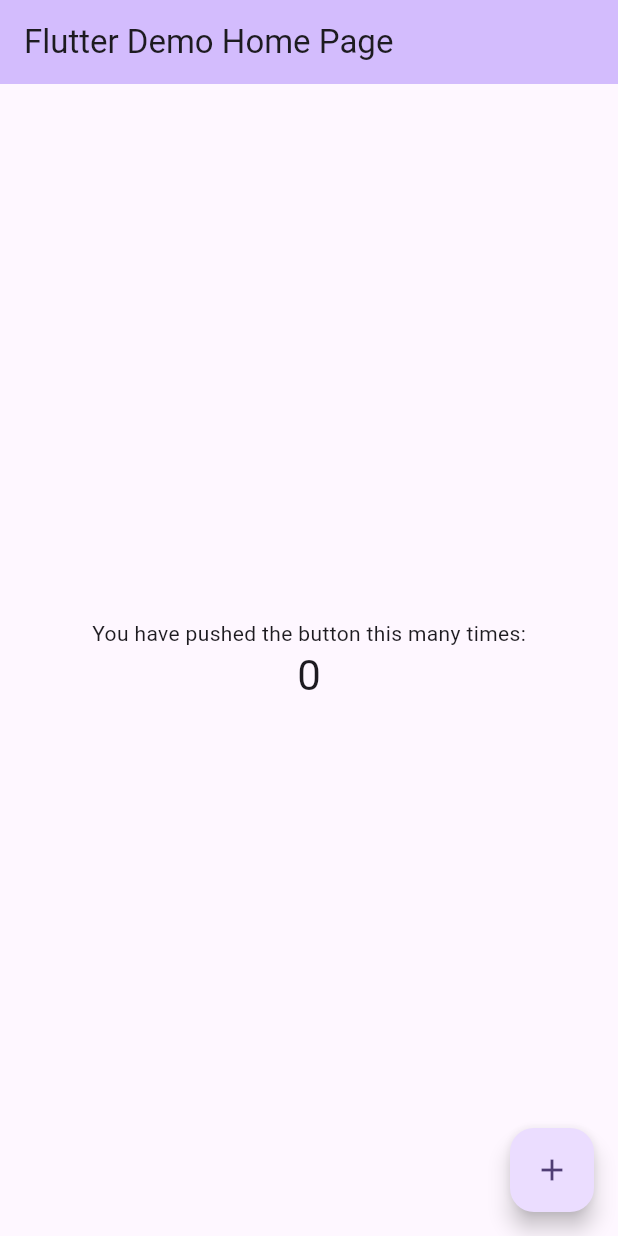
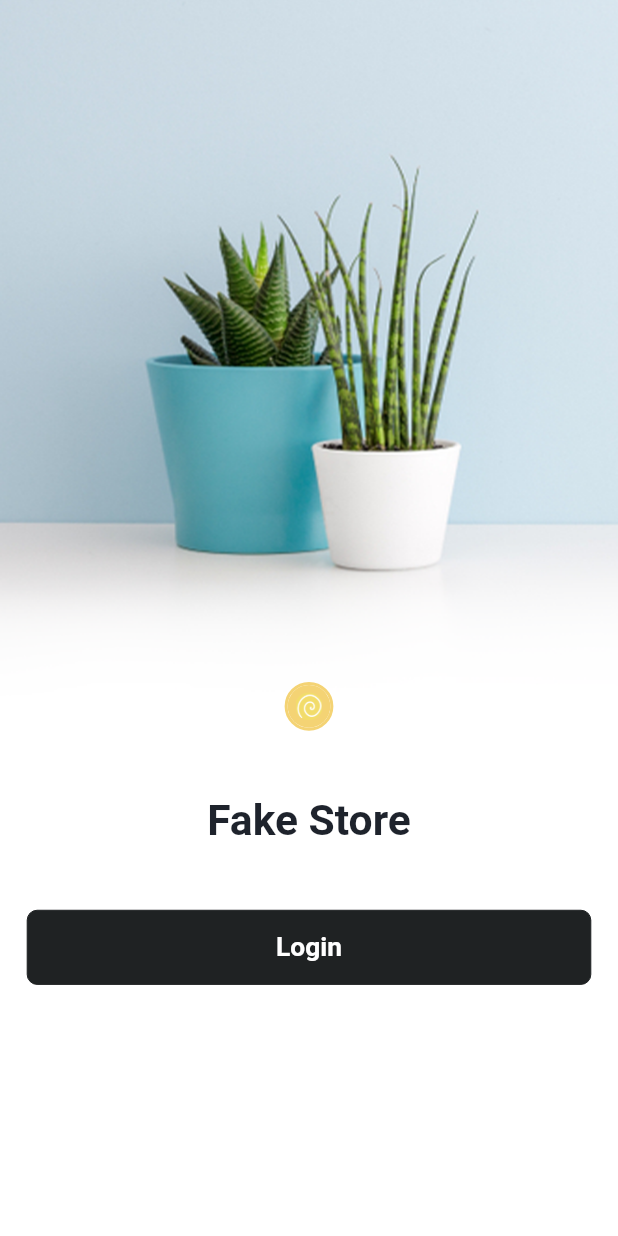
Before and after one commit to tolossamuel/E-Commerce-App, a Flutter app: the screen it shows after launch, on a phone screen of 412 x 824 dp. Run offline on Flutter 3.47's test engine with Material 3 defaults, Android fonts, the phone set to English and light mode, and no system bars; our stand-ins replace dartz, equatable, flutter_bloc, go_router, internet_connection_checker, shared_preferences; Roboto replaces fonts that are missing (Urbanist).

Commit message:
start page

```diff
--- a/ecommerce/lib/core/color/const_color.dart
+++ b/ecommerce/lib/core/color/const_color.dart
@@ -14,5 +14,5 @@ class ConstColor {
   static Color textDark = Color(0xff1E232C);
   static Color textWhite = Color(0xffF8F7FA);
   static Color smallTextColor = Color(0x80000000);
-
+  static Color white = Color(0xffffffff);
 }
--- a/ecommerce/lib/core/component/custom_button.dart
+++ b/ecommerce/lib/core/component/custom_button.dart
@@ -4,24 +4,32 @@ import 'package:flutter/widgets.dart';
 
 class CustomButton extends StatelessWidget{
   final double width;
-  final double height;
+
   final Color color;
   final double radies;
   final double borderWidth;
   final Color? borderColor;
   final Widget child;
   final VoidCallback? onTap;
+  final double topPadding;
+  final double bottomPadding;
+  final double leftPadding;
+  final double rightPadding;
 
   const CustomButton({
     super.key,
     required this.width,
-    required this.height,
+
     required this.color,
     required this.child,
     this.onTap,
     this.borderWidth = 0,
     this.borderColor,
-    this.radies = 0
+    this.radies = 0,
+    this.topPadding = 0,
+    this.bottomPadding = 0,
+    this.leftPadding = 0,
+    this.rightPadding = 0,
   });
 
   @override
@@ -30,7 +38,8 @@ class CustomButton extends StatelessWidget{
       onTap:  onTap,
       child: Container(
         width: width,
-        height:  height,
+
+        padding: EdgeInsets.only(top: topPadding, left: leftPadding, right: rightPadding, bottom: bottomPadding),
         decoration: BoxDecoration(
           color: color,
           borderRadius: BorderRadius.circular(radies),
--- a/ecommerce/lib/core/component/custom_text.dart
+++ b/ecommerce/lib/core/component/custom_text.dart
@@ -30,7 +30,8 @@ class CustomText extends StatelessWidget{
         fontSize: size,
         fontWeight: fontWeight,
         fontFamily: fontFamily,
-        color: color
+        color: color,
+        decoration: TextDecoration.none
       ),
     );
   }
--- /dev/null
+++ b/ecommerce/lib/feature/auth/presentation/ui/screen/start_screen.dart
@@ -0,0 +1,129 @@
+import 'dart:math';
+
+import 'package:ecommerce/core/color/const_color.dart';
+import 'package:ecommerce/core/component/custom_button.dart';
+import 'package:ecommerce/core/component/custom_text.dart';
+import 'package:ecommerce/core/size/responsive_size.dart';
+import 'package:flutter/material.dart';
+
+class StartScreen extends StatelessWidget {
+  const StartScreen({super.key});
+
+  @override
+  Widget build(BuildContext context) {
+    final width = MediaQuery.of(context).size.width;
+    final height = MediaQuery.of(context).size.height;
+    return SizedBox(
+      width: width,
+      height: height,
+      child: Stack(
+        children: [
+          SizedBox(
+            width: width,
+            height: height,
+            child: Image.asset(
+              "lib/assets/images/backGround.png",
+              fit: BoxFit.fill,
+            ),
+          ),
+          Positioned(
+            top: heightSize(height, 812, 448),
+
+            child: SizedBox(
+              width: width,
+              child: Center(
+                child: Container(
+                  width: min(widthSize(width, 735, 58), heightSize(height, 735, 58)),
+                  height: min(widthSize(width, 735, 58), heightSize(height, 735, 58)),
+                  decoration: BoxDecoration(
+                    color: ConstColor.white,
+                    border: Border.all(color: ConstColor.lightYellow, width: 2),
+                    shape: BoxShape.circle,
+                  ),
+                  child: Center(
+                    child: Container(
+                      padding: EdgeInsets.all(5),
+                      width: min(widthSize(width, 735, 52), heightSize(height, 735, 52)),
+                      height: min(widthSize(width, 735, 52), heightSize(height, 735, 52)),
+                      decoration: BoxDecoration(
+                        color: ConstColor.lightYellow,
+
+                        shape: BoxShape.circle,
+                      ),
+                      child: ClipOval(
+                        child: Center(
+                          child: Image.asset(
+                            "lib/assets/images/logo.png",
+                            width: widthSize(
+                              width,
+                              735,
+                              30,
+                            ), // match parent container size
+                            height: widthSize(width, 735, 40),
+                            fit: BoxFit.fill,
+                          ),
+                        ),
+                      ),
+                    ),
+                  ),
+                ),
+              ),
+            ),
+          ),
+          Positioned(
+            top: heightSize(height, 812, 523),
+
+            child: SizedBox(
+              width: width,
+              child: Center(
+                child: CustomButton(
+                  width: widthSize(width, 375, 133) ,
+
+                  color: Colors.transparent,
+
+                  child: Center(
+                    child: CustomText(
+                      color: ConstColor.textDark,
+                      text: "Fake Store",
+                      size: min(widthSize(width, 375, 28), heightSize(height, 812, 28)),
+                      fontFamily: "Urbanist",
+                      fontWeight: FontWeight.w600,
+
+                      ),
+                  )),
+              ),
+            ),
+          ),
+          Positioned(
+            top: heightSize(height, 812, 598),
+
+            child: SizedBox(
+              width: width,
+              child: Center(
+                child: CustomButton(
+                  width: widthSize(width, 375, 342) ,
+                  topPadding: heightSize(height, 812, 14),
+                  bottomPadding: heightSize(height, 812, 14),
+                  leftPadding: widthSize(width, 375, 24),
+                  rightPadding: widthSize(width, 375, 24),
+                  color: ConstColor.blackButton,
+                  radies: widthSize(width, 375, 6),
+
+                  child: Center(
+                    child: CustomText(
+                      color: ConstColor.white,
+                      text: "Login",
+                      size: widthSize(width, 375, 16),
+                      fontFamily: "Urbanist",
+                      fontWeight: FontWeight.w600,
+
+                      ),
+                  )),
+              ),
+            ),
+          )
+        ],
+      ),
+    );
+  }
+}
--- /dev/null
+++ b/ecommerce/lib/feature/auth/presentation/ui/widget/custom_logo.dart
@@ -0,0 +1,29 @@
+import 'dart:math';
+
+import 'package:flutter/material.dart';
+import 'package:flutter/widgets.dart';
+
+class LogoPainter extends CustomPainter {
+  @override
+  void paint(Canvas canvas, Size size) {
+    final paint = Paint()
+      ..color = Colors.white
+      ..style = PaintingStyle.stroke
+      ..strokeWidth = 4.0;
+
+    final center = Offset(size.width / 2, size.height / 2);
+    final radius = size.width / 3;
+
+    // Draw a simple spiral-like swirl
+    for (double i = 0; i < 4; i += 0.1) {
+      double angle = i * 2 * 3.1415;
+      double r = radius * i / 4;
+      double x = center.dx + r * cos(angle);
+      double y = center.dy + r * sin(angle);
+      canvas.drawCircle(Offset(x, y), 1, paint);
+    }
+  }
+
+  @override
+  bool shouldRepaint(covariant CustomPainter oldDelegate) => false;
+}
--- a/ecommerce/lib/main.dart
+++ b/ecommerce/lib/main.dart
@@ -1,3 +1,5 @@
+
+import 'package:ecommerce/rout.dart';
 import 'package:flutter/material.dart';
 
 void main() {
@@ -7,116 +9,14 @@ void main() {
 class MyApp extends StatelessWidget {
   const MyApp({super.key});
 
-  // This widget is the root of your application.
   @override
   Widget build(BuildContext context) {
-    return MaterialApp(
-      title: 'Flutter Demo',
+    return MaterialApp.router(
+
       theme: ThemeData(
-        // This is the theme of your application.
-        //
-        // TRY THIS: Try running your application with "flutter run". You'll see
-        // the application has a purple toolbar. Then, without quitting the app,
-        // try changing the seedColor in the colorScheme below to Colors.green
-        // and then invoke "hot reload" (save your changes or press the "hot
-        // reload" button in a Flutter-supported IDE, or press "r" if you used
-        // the command line to start the app).
-        //
-        // Notice that the counter didn't reset back to zero; the application
-        // state is not lost during the reload. To reset the state, use hot
-        // restart instead.
-        //
-        // This works for code too, not just values: Most code changes can be
-        // tested with just a hot reload.
         colorScheme: ColorScheme.fromSeed(seedColor: Colors.deepPurple),
       ),
-      home: const MyHomePage(title: 'Flutter Demo Home Page'),
+      routerConfig: router, // ← use your GoRouter instance here
     );
   }
 }
-
-class MyHomePage extends StatefulWidget {
-  const MyHomePage({super.key, required this.title});
-
-  // This widget is the home page of your application. It is stateful, meaning
-  // that it has a State object (defined below) that contains fields that affect
-  // how it looks.
-
-  // This class is the configuration for the state. It holds the values (in this
-  // case the title) provided by the parent (in this case the App widget) and
-  // used by the build method of the State. Fields in a Widget subclass are
-  // always marked "final".
-
-  final String title;
-
-  @override
-  State<MyHomePage> createState() => _MyHomePageState();
-}
-
-class _MyHomePageState extends State<MyHomePage> {
-  int _counter = 0;
-
-  void _incrementCounter() {
-    setState(() {
-      // This call to setState tells the Flutter framework that something has
-      // changed in this State, which causes it to rerun the build method below
-      // so that the display can reflect the updated values. If we changed
-      // _counter without calling setState(), then the build method would not be
-      // called again, and so nothing would appear to happen.
-      _counter++;
-    });
-  }
-
-  @override
-  Widget build(BuildContext context) {
-    // This method is rerun every time setState is called, for instance as done
-    // by the _incrementCounter method above.
-    //
-    // The Flutter framework has been optimized to make rerunning build methods
-    // fast, so that you can just rebuild anything that needs updating rather
-    // than having to individually change instances of widgets.
-    return Scaffold(
-      appBar: AppBar(
-        // TRY THIS: Try changing the color here to a specific color (to
-        // Colors.amber, perhaps?) and trigger a hot reload to see the AppBar
-        // change color while the other colors stay the same.
-        backgroundColor: Theme.of(context).colorScheme.inversePrimary,
-        // Here we take the value from the MyHomePage object that was created by
-        // the App.build method, and use it to set our appbar title.
-        title: Text(widget.title),
-      ),
-      body: Center(
-        // Center is a layout widget. It takes a single child and positions it
-        // in the middle of the parent.
-        child: Column(
-          // Column is also a layout widget. It takes a list of children and
-          // arranges them vertically. By default, it sizes itself to fit its
-          // children horizontally, and tries to be as tall as its parent.
-          //
-          // Column has various properties to control how it sizes itself and
-          // how it positions its children. Here we use mainAxisAlignment to
-          // center the children vertically; the main axis here is the vertical
-          // axis because Columns are vertical (the cross axis would be
-          // horizontal).
-          //
-          // TRY THIS: Invoke "debug painting" (choose the "Toggle Debug Paint"
-          // action in the IDE, or press "p" in the console), to see the
-          // wireframe for each widget.
-          mainAxisAlignment: MainAxisAlignment.center,
-          children: <Widget>[
-            const Text('You have pushed the button this many times:'),
-            Text(
-              '$_counter',
-              style: Theme.of(context).textTheme.headlineMedium,
-            ),
-          ],
-        ),
-      ),
-      floatingActionButton: FloatingActionButton(
-        onPressed: _incrementCounter,
-        tooltip: 'Increment',
-        child: const Icon(Icons.add),
-      ), // This trailing comma makes auto-formatting nicer for build methods.
-    );
-  }
-}
--- /dev/null
+++ b/ecommerce/lib/rout.dart
@@ -0,0 +1,9 @@
+import 'package:ecommerce/feature/auth/presentation/ui/screen/start_screen.dart';
+import 'package:go_router/go_router.dart';
+
+final router = GoRouter(
+  routes: [
+    GoRoute(path: '/', builder: (context, state) => StartScreen()),
+
+  ],
+);
--- a/ecommerce/pubspec.yaml
+++ b/ecommerce/pubspec.yaml
@@ -42,6 +42,7 @@ dependencies:
   shared_preferences: ^2.5.3
   internet_connection_checker: ^3.0.1
   flutter_bloc: ^9.1.1
+  go_router: ^16.2.4
 
 dev_dependencies:
   flutter_test:
@@ -66,8 +67,8 @@ flutter:
   uses-material-design: true
 
   # To add assets to your application, add an assets section, like this:
-  # assets:
-  #   - images/a_dot_burr.jpeg
+  assets:
+    - lib/assets/images/
   #   - images/a_dot_ham.jpeg
 
   # An image asset can refer to one or more resolution-specific "variants", see
```
Also changed, not shown: ecommerce/lib/assets/images/logo.png (added), ecommerce/pubspec.lock.
